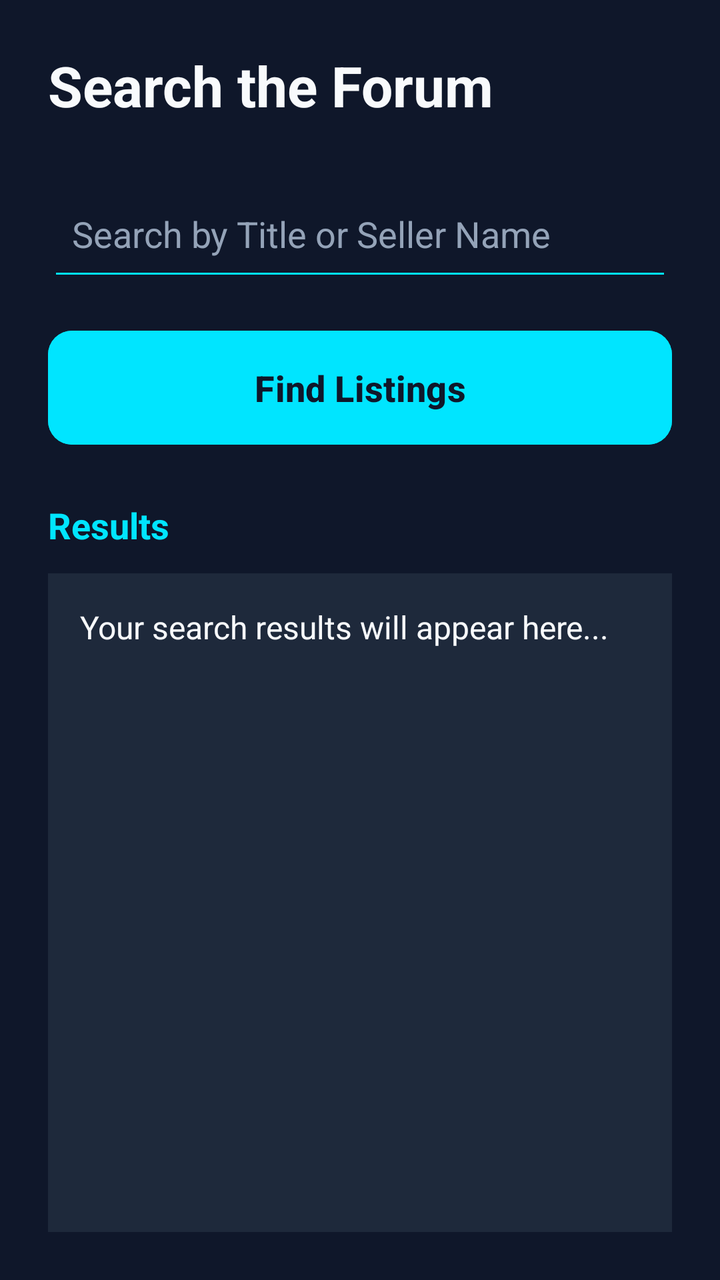
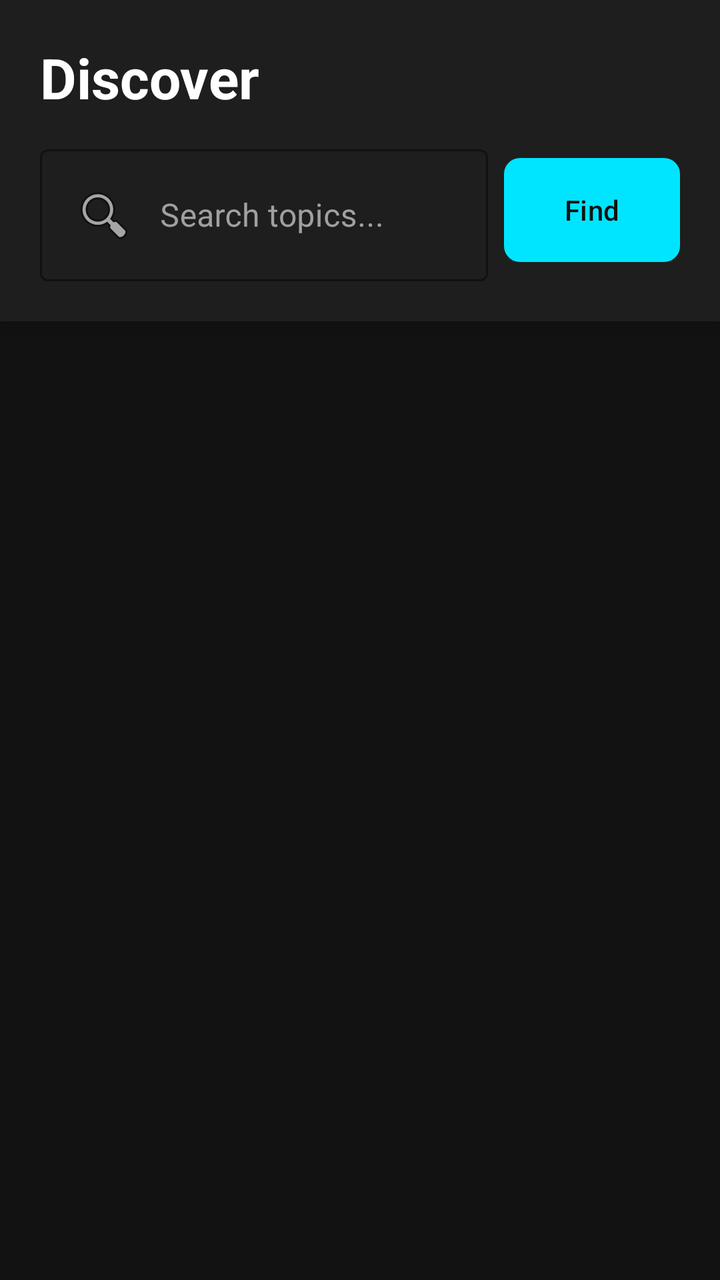

Before-and-after screenshots of an Android layout around one commit, followed by the original layout XML and the change that was made.
<!-- AndroidManifest.xml: application theme Theme.TextbookMarketplace -->
<!-- res/layout/activity_search.xml -->
<?xml version="1.0" encoding="utf-8"?>
<LinearLayout xmlns:android="http://schemas.android.com/apk/res/android"
    xmlns:app="http://schemas.android.com/apk/res-auto"
    android:layout_width="match_parent"
    android:layout_height="match_parent"
    android:orientation="vertical"
    android:padding="24dp"
    android:background="#0F172A">

    
    <TextView
        android:layout_width="match_parent"
        android:layout_height="wrap_content"
        android:text="Search the Forum"
        android:textSize="28sp"
        android:textColor="#F8FAFC"
        android:textStyle="bold"
        android:layout_marginBottom="24dp"/>

    
    <EditText
        android:id="@+id/etSearchQuery"
        android:layout_width="match_parent"
        android:layout_height="60dp"
        android:hint="Search by Title or Seller Name"
        android:textColorHint="#94A3B8"
        android:textColor="#F8FAFC"
        android:backgroundTint="#00E5FF"
        android:inputType="text"
        android:paddingStart="12dp"
        android:layout_marginBottom="16dp"/>

    
    <Button
        android:id="@+id/btnSearch"
        android:layout_width="match_parent"
        android:layout_height="65dp"
        android:text="Find Listings"
        android:textSize="18sp"
        android:textStyle="bold"
        android:textColor="#0F172A"
        android:backgroundTint="#00E5FF"
        app:cornerRadius="12dp"
        android:layout_marginBottom="24dp"/>
    
    <Button
        android:id="@+id/btnShareWhatsApp"
        android:layout_width="match_parent"
        android:layout_height="65dp"
        android:text="Share to WhatsApp / SMS"
        android:textSize="18sp"
        android:textStyle="bold"
        android:textColor="#FFFFFF"
        android:backgroundTint="#25D366"
        app:cornerRadius="12dp"
        android:layout_marginBottom="24dp"
        android:visibility="gone"/>
    <Button
        android:id="@+id/btnDeleteListing"
        android:layout_width="match_parent"
        android:layout_height="65dp"
        android:text="Delete Listing (Mark as Sold)"
        android:textSize="18sp"
        android:textStyle="bold"
        android:textColor="#FFFFFF"
        android:backgroundTint="#D32F2F"
        app:cornerRadius="12dp"
        android:layout_marginBottom="24dp"
        android:visibility="gone"/>

    
    <TextView
        android:layout_width="match_parent"
        android:layout_height="wrap_content"
        android:text="Results"
        android:textSize="18sp"
        android:textColor="#00E5FF"
        android:textStyle="bold"
        android:layout_marginBottom="12dp"/>

    
    <ScrollView
        android:layout_width="match_parent"
        android:layout_height="match_parent"
        android:background="#1E293B"
        android:padding="16dp"
        android:scrollbars="vertical">

        <TextView
            android:id="@+id/tvSearchResults"
            android:layout_width="match_parent"
            android:layout_height="wrap_content"
            android:textColor="#F8FAFC"
            android:textSize="16sp"
            android:text="Your search results will appear here..."/>

    </ScrollView>

</LinearLayout>
<!-- resources referenced by this layout -->
<resources>
  <style name="Theme.TextbookMarketplace" parent="Base.Theme.TextbookMarketplace" />
  <style name="Base.Theme.TextbookMarketplace" parent="Theme.Material3.DayNight.NoActionBar">
          
          
      </style>
</resources>

<!-- the commit's change to res/layout/activity_search.xml (unified diff, before → after) -->
@@ -1,99 +1,105 @@
 <?xml version="1.0" encoding="utf-8"?>
-<LinearLayout xmlns:android="http://schemas.android.com/apk/res/android"
+<RelativeLayout xmlns:android="http://schemas.android.com/apk/res/android"
     xmlns:app="http://schemas.android.com/apk/res-auto"
     android:layout_width="match_parent"
     android:layout_height="match_parent"
-    android:orientation="vertical"
-    android:padding="24dp"
-    android:background="#0F172A">
+    android:background="@color/background_dark">
 
-    
-    <TextView
+    <LinearLayout
+        android:id="@+id/headerLayout"
         android:layout_width="match_parent"
         android:layout_height="wrap_content"
-        android:text="Search the Forum"
-        android:textSize="28sp"
-        android:textColor="#F8FAFC"
-        android:textStyle="bold"
-        android:layout_marginBottom="24dp"/>
+        android:orientation="vertical"
+        android:padding="20dp"
+        android:background="@color/surface_dark"
+        android:elevation="8dp">
 
-    
-    <EditText
-        android:id="@+id/etSearchQuery"
-        android:layout_width="match_parent"
-        android:layout_height="60dp"
-        android:hint="Search by Title or Seller Name"
-        android:textColorHint="#94A3B8"
-        android:textColor="#F8FAFC"
-        android:backgroundTint="#00E5FF"
-        android:inputType="text"
-        android:paddingStart="12dp"
-        android:layout_marginBottom="16dp"/>
+        <TextView
+            android:layout_width="wrap_content"
+            android:layout_height="wrap_content"
+            android:text="Discover"
+            android:textSize="28sp"
+            android:textStyle="bold"
+            android:textColor="@color/text_primary"/>
 
-    
-    <Button
-        android:id="@+id/btnSearch"
-        android:layout_width="match_parent"
-        android:layout_height="65dp"
-        android:text="Find Listings"
-        android:textSize="18sp"
-        android:textStyle="bold"
-        android:textColor="#0F172A"
-        android:backgroundTint="#00E5FF"
-        app:cornerRadius="12dp"
-        android:layout_marginBottom="24dp"/>
-    
-    <Button
-        android:id="@+id/btnShareWhatsApp"
-        android:layout_width="match_parent"
-        android:layout_height="65dp"
-        android:text="Share to WhatsApp / SMS"
-        android:textSize="18sp"
-        android:textStyle="bold"
-        android:textColor="#FFFFFF"
-        android:backgroundTint="#25D366"
-        app:cornerRadius="12dp"
-        android:layout_marginBottom="24dp"
-        android:visibility="gone"/>
-    <Button
-        android:id="@+id/btnDeleteListing"
-        android:layout_width="match_parent"
-        android:layout_height="65dp"
-        android:text="Delete Listing (Mark as Sold)"
-        android:textSize="18sp"
-        android:textStyle="bold"
-        android:textColor="#FFFFFF"
-        android:backgroundTint="#D32F2F"
-        app:cornerRadius="12dp"
-        android:layout_marginBottom="24dp"
-        android:visibility="gone"/>
+        <LinearLayout
+            android:layout_width="match_parent"
+            android:layout_height="wrap_content"
+            android:orientation="horizontal"
+            android:layout_marginTop="12dp"
+            android:gravity="center_vertical">
 
-    
-    <TextView
-        android:layout_width="match_parent"
-        android:layout_height="wrap_content"
-        android:text="Results"
-        android:textSize="18sp"
-        android:textColor="#00E5FF"
-        android:textStyle="bold"
-        android:layout_marginBottom="12dp"/>
+            <com.google.android.material.textfield.TextInputLayout
+                android:layout_width="0dp"
+                android:layout_height="wrap_content"
+                android:layout_weight="1"
+                style="@style/Widget.MaterialComponents.TextInputLayout.OutlinedBox"
+                app:boxStrokeColor="@color/accent_cyan"
+                app:hintTextColor="@color/accent_cyan"
+                android:textColorHint="@color/text_secondary"
+                android:layout_marginEnd="8dp">
 
-    
-    <ScrollView
+                <com.google.android.material.textfield.TextInputEditText
+                    android:id="@+id/etSearch"
+                    android:layout_width="match_parent"
+                    android:layout_height="wrap_content"
+                    android:drawableStart="@android:drawable/ic_menu_search"
+                    android:drawablePadding="12dp"
+                    android:textColor="@color/text_primary"
+                    android:hint="Search topics..." />
+            </com.google.android.material.textfield.TextInputLayout>
+
+            <com.google.android.material.button.MaterialButton
+                android:id="@+id/btnSearch"
+                android:layout_width="wrap_content"
+                android:layout_height="60dp"
+                android:text="Find"
+                app:cornerRadius="8dp"
+                app:backgroundTint="@color/accent_cyan"
+                android:textColor="@color/background_dark"/>
+        </LinearLayout>
+    </LinearLayout>
+
+    <androidx.recyclerview.widget.RecyclerView
+        android:id="@+id/recyclerView"
         android:layout_width="match_parent"
         android:layout_height="match_parent"
-        android:background="#1E293B"
-        android:padding="16dp"
-        android:scrollbars="vertical">
+        android:layout_below="@id/headerLayout"
+        android:padding="12dp"
+        android:clipToPadding="false"/>
+
+    <LinearLayout
+        android:id="@+id/emptyStateLayout"
+        android:layout_width="wrap_content"
+        android:layout_height="wrap_content"
+        android:orientation="vertical"
+        android:layout_centerInParent="true"
+        android:gravity="center"
+        android:visibility="gone">
 
         <TextView
-            android:id="@+id/tvSearchResults"
-            android:layout_width="match_parent"
+            android:layout_width="wrap_content"
             android:layout_height="wrap_content"
-            android:textColor="#F8FAFC"
-            android:textSize="16sp"
-            android:text="Your search results will appear here..."/>
+            android:text="📦"
+            android:textSize="80sp"
+            android:layout_marginBottom="16dp"/>
 
-    </ScrollView>
+        <TextView
+            android:layout_width="wrap_content"
+            android:layout_height="wrap_content"
+            android:text="It's quiet in here..."
+            android:textSize="20sp"
+            android:textStyle="bold"
+            android:textColor="@color/text_primary"/>
 
-</LinearLayout>
+        <TextView
+            android:layout_width="250dp"
+            android:layout_height="wrap_content"
+            android:text="Try searching for something else, or be the first to list a resource!"
+            android:textSize="14sp"
+            android:textColor="@color/text_secondary"
+            android:textAlignment="center"
+            android:layout_marginTop="8dp"/>
+    </LinearLayout>
+
+</RelativeLayout>
<!-- resource entries referenced after the edit -->
@@ -1,5 +1,10 @@
 <!-- resources referenced by this layout -->
 <resources>
+  <color name="accent_cyan">#00E5FF</color>
+  <color name="background_dark">#121212</color>
+  <color name="surface_dark">#1E1E1E</color>
+  <color name="text_primary">#FFFFFF</color>
+  <color name="text_secondary">#A0A0A0</color>
   <style name="Theme.TextbookMarketplace" parent="Base.Theme.TextbookMarketplace" />
   <style name="Base.Theme.TextbookMarketplace" parent="Theme.Material3.DayNight.NoActionBar">
           
